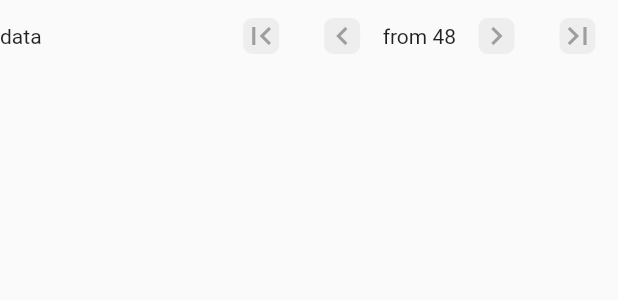
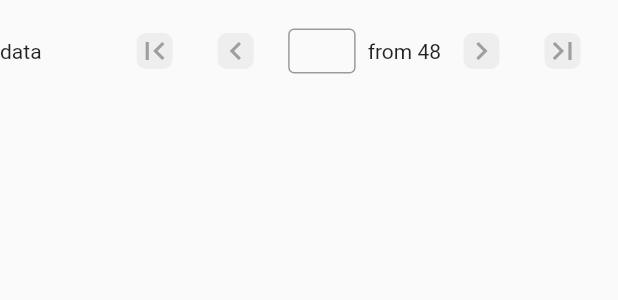
Before and after one commit to aamuzakii/arukari, a Flutter app: the FooterPaginationControl widget shown alone on an empty page, opened directly, on a phone screen of 412 x 824 dp. Shown: the top 300 px of the screen. Run offline on Flutter 3.47's test engine with Material 2 defaults, Android fonts, the phone set to English and light mode, and no system bars; our stand-ins replace flutter_svg, google_fonts; missing offline and left inert: dart:ffi; network calls fail.

Commit message:
add input control

```diff
--- a/lib/pages/employee.dart
+++ b/lib/pages/employee.dart
@@ -150,7 +150,15 @@ class _FooState extends State<Foo> {
                     return Text('Error: ${snapshot.error}');
                   } else {
                     return Container(
+                      margin: EdgeInsets.symmetric(horizontal: 24.0),
                       width: double.infinity,
+                      decoration: BoxDecoration(
+                        borderRadius: BorderRadius.circular(4),
+                        border: Border.all(
+                          color: Color.fromARGB(255, 161, 161, 161),
+                          width: 1.0,
+                        ),
+                      ),
                       child: DataTable(
                         dataRowColor: MaterialStateColor.resolveWith(
                             (states) => Colors.white),
@@ -219,6 +227,39 @@ class ChevronButton extends StatelessWidget {
   }
 }
 
+class SmallInput extends StatefulWidget {
+  @override
+  _SmallInputState createState() => _SmallInputState();
+}
+
+class _SmallInputState extends State<SmallInput> {
+  TextEditingController _controller = TextEditingController();
+
+  @override
+  void dispose() {
+    _controller.dispose();
+    super.dispose();
+  }
+
+  @override
+  Widget build(BuildContext context) {
+    return Container(
+      width: 45, // Set the width of the input
+      height: 30,
+      child: TextField(
+        textAlignVertical: TextAlignVertical.center,
+        style: TextStyle(fontSize: 12),
+        cursorHeight: 10,
+        controller: _controller,
+        decoration: InputDecoration(
+          // hintText: 'Enter text',
+          border: OutlineInputBorder(),
+        ),
+      ),
+    );
+  }
+}
+
 class FooterPaginationControl extends StatelessWidget {
   const FooterPaginationControl({
     Key? key,
@@ -230,7 +271,9 @@ class FooterPaginationControl extends StatelessWidget {
       children: [
         Text("data"),
         Expanded(child: Text("")),
-        Row(
+        Container(
+          margin: EdgeInsets.all(10.0),
+          child: Row(
             children: [
               ChevronButton(
                 onPressed: () {},
@@ -239,6 +282,10 @@ class FooterPaginationControl extends StatelessWidget {
               ChevronButton(
                 onPressed: () {},
                 icon: Icons.chevron_left,
+              ),
+              Padding(
+                padding: const EdgeInsets.symmetric(horizontal: 8.0),
+                child: SmallInput(),
               ),
               Text("from 48"),
               ChevronButton(
@@ -250,6 +297,7 @@ class FooterPaginationControl extends StatelessWidget {
                 icon: Icons.last_page,
               ),
             ],
+          ),
         )
       ],
     );
@@ -280,7 +328,7 @@ class IconWithLinkPurple extends StatelessWidget {
             width: 20,
             height: 20,
           ),
-          Container(child: Text("Directory")),
+          Container(padding: EdgeInsets.all(4.0), child: Text("Directory")),
         ],
       ),
     );
```
Lines whose indentation alone changed are shown as unchanged.
